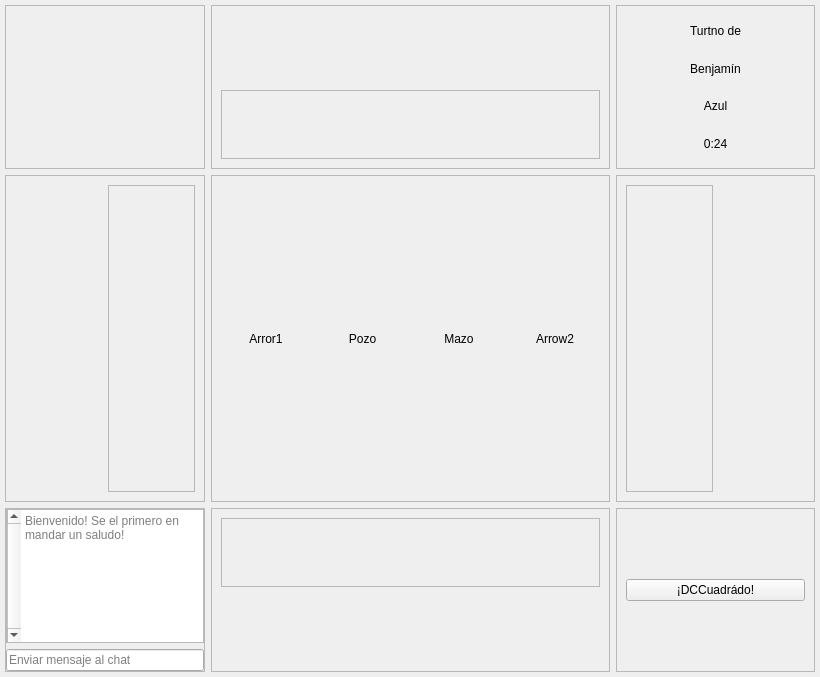
benjavicente/iic2233, file Tareas/T03/client/frontend/game_window.ui: the form before one commit.
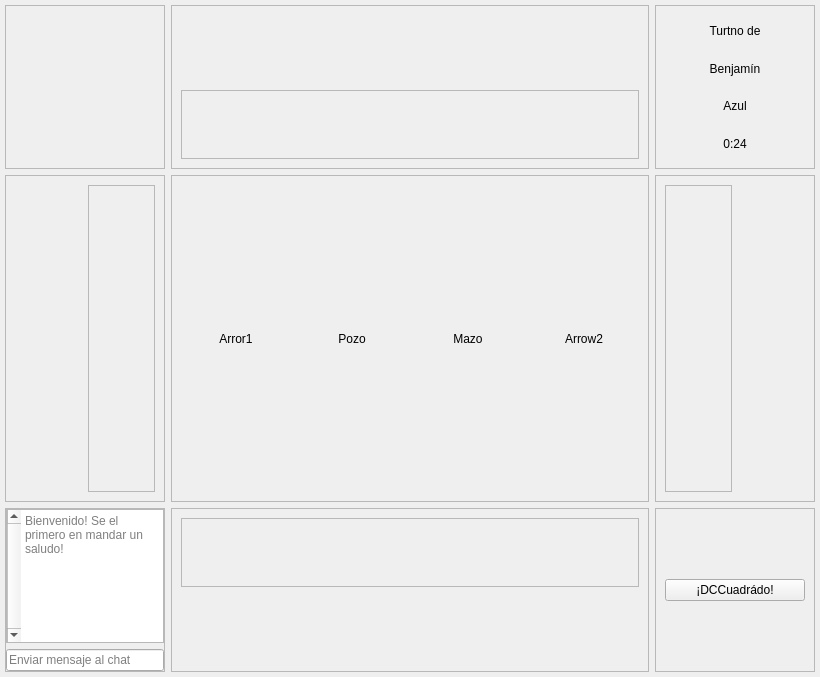
The form after the commit. Icons and pictures are not drawn.

The edit to the form file:
```diff
--- a/Tareas/T03/client/frontend/game_window.ui
+++ b/Tareas/T03/client/frontend/game_window.ui
@@ -14,7 +14,7 @@
    <string>DCCuadrado</string>
   </property>
   <widget class="QWidget" name="MainWidget">
-   <layout class="QGridLayout" name="gridLayout" rowstretch="1,2,1" columnstretch="1,2,1">
+   <layout class="QGridLayout" name="gridLayout" rowstretch="1,2,1" columnstretch="1,3,1">
     <property name="sizeConstraint">
      <enum>QLayout::SetDefaultConstraint</enum>
     </property>
@@ -73,16 +73,6 @@
            </property>
           </widget>
          </item>
-         <item>
-          <widget class="QLabel" name="Player1Photo">
-           <property name="text">
-            <string/>
-           </property>
-           <property name="alignment">
-            <set>Qt::AlignCenter</set>
-           </property>
-          </widget>
-         </item>
         </layout>
        </item>
        <item>
@@ -99,7 +89,23 @@
          <property name="frameShadow">
           <enum>QFrame::Raised</enum>
          </property>
-         <layout class="QVBoxLayout" name="verticalLayout_6"/>
+         <layout class="QVBoxLayout" name="verticalLayout_6">
+          <property name="spacing">
+           <number>0</number>
+          </property>
+          <property name="leftMargin">
+           <number>0</number>
+          </property>
+          <property name="topMargin">
+           <number>0</number>
+          </property>
+          <property name="rightMargin">
+           <number>0</number>
+          </property>
+          <property name="bottomMargin">
+           <number>0</number>
+          </property>
+         </layout>
         </widget>
        </item>
       </layout>
@@ -128,7 +134,23 @@
          <property name="frameShadow">
           <enum>QFrame::Raised</enum>
          </property>
-         <layout class="QVBoxLayout" name="verticalLayout_7"/>
+         <layout class="QVBoxLayout" name="verticalLayout_7">
+          <property name="spacing">
+           <number>0</number>
+          </property>
+          <property name="leftMargin">
+           <number>0</number>
+          </property>
+          <property name="topMargin">
+           <number>0</number>
+          </property>
+          <property name="rightMargin">
+           <number>0</number>
+          </property>
+          <property name="bottomMargin">
+           <number>0</number>
+          </property>
+         </layout>
         </widget>
        </item>
        <item>
@@ -146,16 +168,6 @@
            </property>
           </widget>
          </item>
-         <item>
-          <widget class="QLabel" name="Player3Photo">
-           <property name="text">
-            <string/>
-           </property>
-           <property name="alignment">
-            <set>Qt::AlignCenter</set>
-           </property>
-          </widget>
-         </item>
         </layout>
        </item>
       </layout>
@@ -184,7 +196,23 @@
          <property name="frameShadow">
           <enum>QFrame::Raised</enum>
          </property>
-         <layout class="QHBoxLayout" name="horizontalLayout_8"/>
+         <layout class="QHBoxLayout" name="horizontalLayout_8">
+          <property name="spacing">
+           <number>0</number>
+          </property>
+          <property name="leftMargin">
+           <number>0</number>
+          </property>
+          <property name="topMargin">
+           <number>0</number>
+          </property>
+          <property name="rightMargin">
+           <number>0</number>
+          </property>
+          <property name="bottomMargin">
+           <number>0</number>
+          </property>
+         </layout>
         </widget>
        </item>
        <item>
@@ -325,7 +353,23 @@
          <property name="frameShadow">
           <enum>QFrame::Raised</enum>
          </property>
-         <layout class="QHBoxLayout" name="horizontalLayout_7"/>
+         <layout class="QHBoxLayout" name="horizontalLayout_7">
+          <property name="spacing">
+           <number>0</number>
+          </property>
+          <property name="leftMargin">
+           <number>0</number>
+          </property>
+          <property name="topMargin">
+           <number>0</number>
+          </property>
+          <property name="rightMargin">
+           <number>0</number>
+          </property>
+          <property name="bottomMargin">
+           <number>0</number>
+          </property>
+         </layout>
         </widget>
        </item>
       </layout>
```
Left out of the diff: 23 changed lines with no effect on the pictures.
